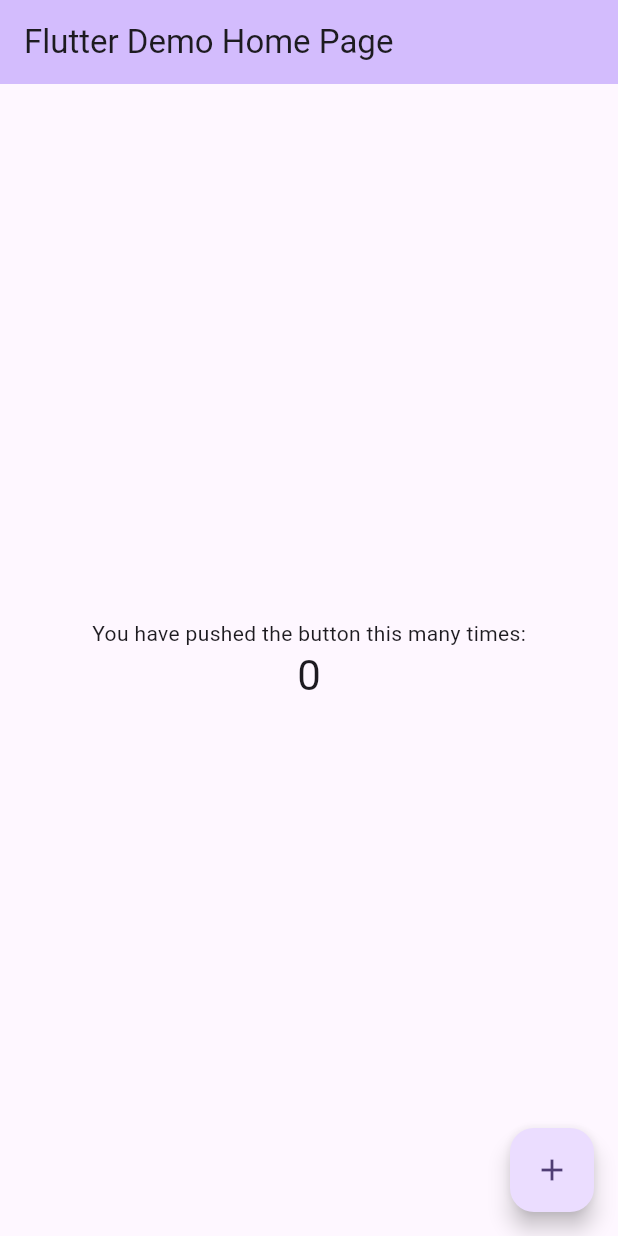
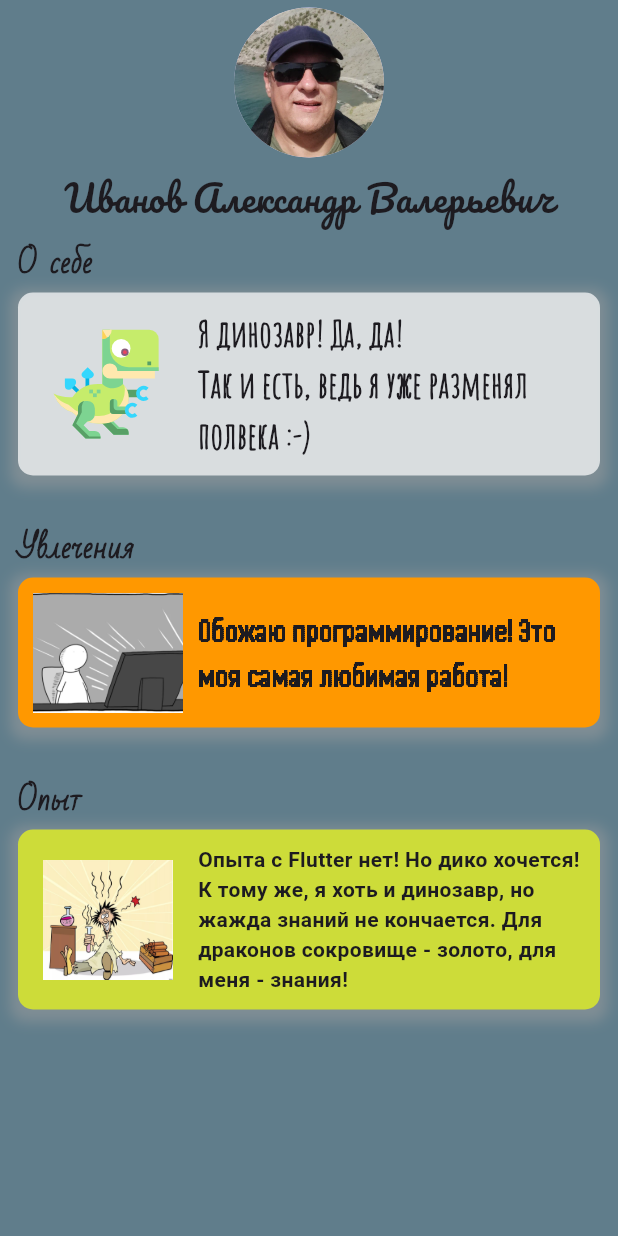
Before and after one commit to SeducerSasha/Surf_Intensive, a Flutter app: the screen it shows after launch, on a phone screen of 412 x 824 dp. Run offline on Flutter 3.47's test engine with Material 3 defaults, Android fonts, the phone set to English and light mode, and no system bars; our stand-ins replace flutter_svg; Roboto replaces fonts that are missing (Kablammo).

Commit message:
Выполнение задания Визитка

```diff
--- a/task_11/lib/main.dart
+++ b/task_11/lib/main.dart
@@ -1,4 +1,5 @@
 import 'package:flutter/material.dart';
+import 'package:flutter_svg/flutter_svg.dart';
 
 void main() {
   runApp(const MyApp());
@@ -7,119 +8,214 @@
 class MyApp extends StatelessWidget {
   const MyApp({super.key});
 
-  // This widget is the root of your application.
   @override
   Widget build(BuildContext context) {
     return MaterialApp(
-      title: 'Flutter Demo',
+      title: 'Business Card',
       theme: ThemeData(
-        // This is the theme of your application.
-        //
-        // TRY THIS: Try running your application with "flutter run". You'll see
-        // the application has a purple toolbar. Then, without quitting the app,
-        // try changing the seedColor in the colorScheme below to Colors.green
-        // and then invoke "hot reload" (save your changes or press the "hot
-        // reload" button in a Flutter-supported IDE, or press "r" if you used
-        // the command line to start the app).
-        //
-        // Notice that the counter didn't reset back to zero; the application
-        // state is not lost during the reload. To reset the state, use hot
-        // restart instead.
-        //
-        // This works for code too, not just values: Most code changes can be
-        // tested with just a hot reload.
         colorScheme: ColorScheme.fromSeed(seedColor: Colors.deepPurple),
         useMaterial3: true,
       ),
-      home: const MyHomePage(title: 'Flutter Demo Home Page'),
+      home: const BusinessCard(),
     );
   }
 }
 
-class MyHomePage extends StatefulWidget {
-  const MyHomePage({super.key, required this.title});
-
-  // This widget is the home page of your application. It is stateful, meaning
-  // that it has a State object (defined below) that contains fields that affect
-  // how it looks.
-
-  // This class is the configuration for the state. It holds the values (in this
-  // case the title) provided by the parent (in this case the App widget) and
-  // used by the build method of the State. Fields in a Widget subclass are
-  // always marked "final".
-
-  final String title;
-
-  @override
-  State<MyHomePage> createState() => _MyHomePageState();
-}
-
-class _MyHomePageState extends State<MyHomePage> {
-  int _counter = 0;
-
-  void _incrementCounter() {
-    setState(() {
-      // This call to setState tells the Flutter framework that something has
-      // changed in this State, which causes it to rerun the build method below
-      // so that the display can reflect the updated values. If we changed
-      // _counter without calling setState(), then the build method would not be
-      // called again, and so nothing would appear to happen.
-      _counter++;
-    });
-  }
+class BusinessCard extends StatelessWidget {
+  const BusinessCard({super.key});
 
   @override
   Widget build(BuildContext context) {
-    // This method is rerun every time setState is called, for instance as done
-    // by the _incrementCounter method above.
-    //
-    // The Flutter framework has been optimized to make rerunning build methods
-    // fast, so that you can just rebuild anything that needs updating rather
-    // than having to individually change instances of widgets.
-    return Scaffold(
-      appBar: AppBar(
-        // TRY THIS: Try changing the color here to a specific color (to
-        // Colors.amber, perhaps?) and trigger a hot reload to see the AppBar
-        // change color while the other colors stay the same.
-        backgroundColor: Theme.of(context).colorScheme.inversePrimary,
-        // Here we take the value from the MyHomePage object that was created by
-        // the App.build method, and use it to set our appbar title.
-        title: Text(widget.title),
-      ),
-      body: Center(
-        // Center is a layout widget. It takes a single child and positions it
-        // in the middle of the parent.
-        child: Column(
-          // Column is also a layout widget. It takes a list of children and
-          // arranges them vertically. By default, it sizes itself to fit its
-          // children horizontally, and tries to be as tall as its parent.
-          //
-          // Column has various properties to control how it sizes itself and
-          // how it positions its children. Here we use mainAxisAlignment to
-          // center the children vertically; the main axis here is the vertical
-          // axis because Columns are vertical (the cross axis would be
-          // horizontal).
-          //
-          // TRY THIS: Invoke "debug painting" (choose the "Toggle Debug Paint"
-          // action in the IDE, or press "p" in the console), to see the
-          // wireframe for each widget.
-          mainAxisAlignment: MainAxisAlignment.center,
-          children: <Widget>[
-            const Text(
-              'You have pushed the button this many times:',
-            ),
-            Text(
-              '$_counter',
-              style: Theme.of(context).textTheme.headlineMedium,
-            ),
-          ],
+    return const SafeArea(
+      child: Scaffold(
+        backgroundColor: Colors.blueGrey,
+        body: SingleChildScrollView(
+          child: Column(
+            /// Всю информацию выводим в колонке.
+            children: [
+              SizedBox(
+                height: 5,
+              ),
+
+              /// Вывод аватара.
+              Avatar(),
+              SizedBox(
+                height: 10,
+              ),
+
+              /// Вывод ФИО.
+              Text(
+                'Иванов Александр Валерьевич',
+                style: TextStyle(fontFamily: 'Pacifico', fontSize: 24),
+              ),
+
+              /// Вывод блоков информации.
+              Column(
+                children: [
+                  BlocCard(
+                    headerText: 'О себе',
+                    fontFamilyHeader: 'BadScript',
+                    imageName: 'assets/dinosaur.svg',
+                    isSVG: true,
+                    blocText:
+                        'Я динозавр! Да, да!\nТак и есть, ведь я уже разменял полвека :-)',
+                    fontFamilyText: 'Amatic',
+                    colorCard: Colors.white70,
+                    fontSizeText: 24,
+                  ),
+                  SizedBox(
+                    height: 10,
+                  ),
+                  BlocCard(
+                    headerText: 'Увлечения',
+                    fontFamilyHeader: 'BadScript',
+                    imageName: 'assets/hobby.png',
+                    isSVG: false,
+                    blocText:
+                        'Обожаю программирование! Это моя самая любимая работа!',
+                    fontFamilyText: 'HandJet',
+                    colorCard: Colors.orange,
+                    fontSizeText: 21,
+                  ),
+                  SizedBox(
+                    height: 10,
+                  ),
+                  BlocCard(
+                    headerText: 'Опыт',
+                    fontFamilyHeader: 'BadScript',
+                    imageName: 'assets/practice.jpg',
+                    isSVG: false,
+                    blocText:
+                        'Опыта с Flutter нет! Но дико хочется! К тому же, я хоть и динозавр, но жажда знаний не кончается. Для драконов сокровище - золото, для меня - знания!',
+                    fontFamilyText: 'Kablammo',
+                    colorCard: Colors.lime,
+                    fontSizeText: 14,
+                  ),
+                ],
+              )
+            ],
+          ),
         ),
       ),
-      floatingActionButton: FloatingActionButton(
-        onPressed: _incrementCounter,
-        tooltip: 'Increment',
-        child: const Icon(Icons.add),
-      ), // This trailing comma makes auto-formatting nicer for build methods.
     );
   }
 }
+
+/// Определяем шаблон декорирования, тень и цвет карточки информации.
+BoxDecoration decorationCard(final color) {
+  return BoxDecoration(
+    color: color,
+    borderRadius: const BorderRadius.only(
+        topLeft: Radius.circular(10),
+        topRight: Radius.circular(10),
+        bottomLeft: Radius.circular(10),
+        bottomRight: Radius.circular(10)),
+    boxShadow: [
+      BoxShadow(
+        color: Colors.grey.withOpacity(0.5),
+        spreadRadius: 5,
+        blurRadius: 7,
+        offset: const Offset(0, 3), // changes position of shadow
+      ),
+    ],
+  );
+}
+
+/// Блок вывода информации
+class BlocCard extends StatelessWidget {
+  final String headerText;
+  final String imageName;
+  final bool isSVG;
+  final String blocText;
+  final String fontFamilyHeader;
+  final String fontFamilyText;
+  final Color colorCard;
+  final double fontSizeText;
+  const BlocCard({
+    super.key,
+    required this.headerText,
+    required this.imageName,
+    required this.blocText,
+    required this.isSVG,
+    required this.fontFamilyHeader,
+    required this.fontFamilyText,
+    required this.colorCard,
+    required this.fontSizeText,
+  });
+
+  @override
+  Widget build(BuildContext context) {
+    return Padding(
+      padding: const EdgeInsets.all(12.0),
+      child: Column(
+        crossAxisAlignment: CrossAxisAlignment.start,
+        children: [
+          Text(
+            headerText,
+            style: TextStyle(
+                fontFamily: fontFamilyHeader,
+                fontSize: 20,
+                fontWeight: FontWeight.bold),
+          ),
+          const SizedBox(
+            height: 5,
+          ),
+          Container(
+            padding: const EdgeInsets.all(10),
+            decoration: decorationCard(colorCard),
+            child: Row(
+              children: [
+                isSVG
+                    ? SvgPicture.asset(
+                        imageName,
+                        width: 100,
+                        height: 80,
+                      )
+                    : Image.asset(
+                        imageName,
+                        width: 100,
+                        height: 80,
+                        fit: BoxFit.fitHeight,
+                      ),
+                const SizedBox(
+                  width: 10,
+                ),
+                Flexible(
+                  child: Text(
+                    blocText,
+                    style: TextStyle(
+                      fontFamily: fontFamilyText,
+                      fontSize: fontSizeText,
+                      fontWeight: FontWeight.bold,
+                    ),
+                    softWrap: true,
+                  ),
+                ),
+              ],
+            ),
+          ),
+        ],
+      ),
+    );
+  }
+}
+
+class Avatar extends StatelessWidget {
+  const Avatar({
+    super.key,
+  });
+
+  @override
+  Widget build(BuildContext context) {
+    return const Align(
+      alignment: Alignment.center,
+      child: SizedBox(
+        width: 100,
+        height: 100,
+        child: CircleAvatar(
+          backgroundImage: AssetImage('assets/avatar.png'),
+        ),
+      ),
+    );
+  }
+}
```
Also changed, not shown: task_11/pubspec.yaml (+23 -13 lines), task_11/assets/amatic.ttf (added), task_11/assets/avatar.png (added), task_11/assets/badScript.ttf (added), task_11/assets/dinosaur.svg (added), task_11/assets/handjet.ttf (added), task_11/assets/hobby.png (added), task_11/assets/pacifico.ttf (added), task_11/assets/practice.jpg (added), task_11/assets/pressStart.ttf (added), task_11/pubspec.lock, 1 other file.
